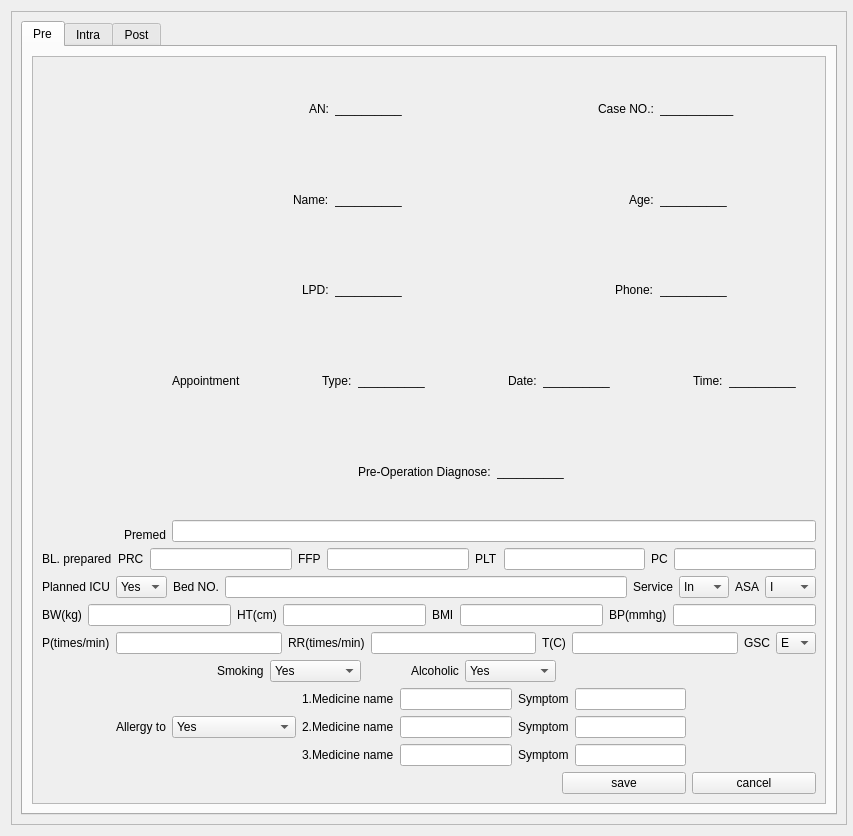
tigerSI/HMS_project, file Employee/Doctor/View/Widget_3ReportPatientUI.ui: the form before one commit.
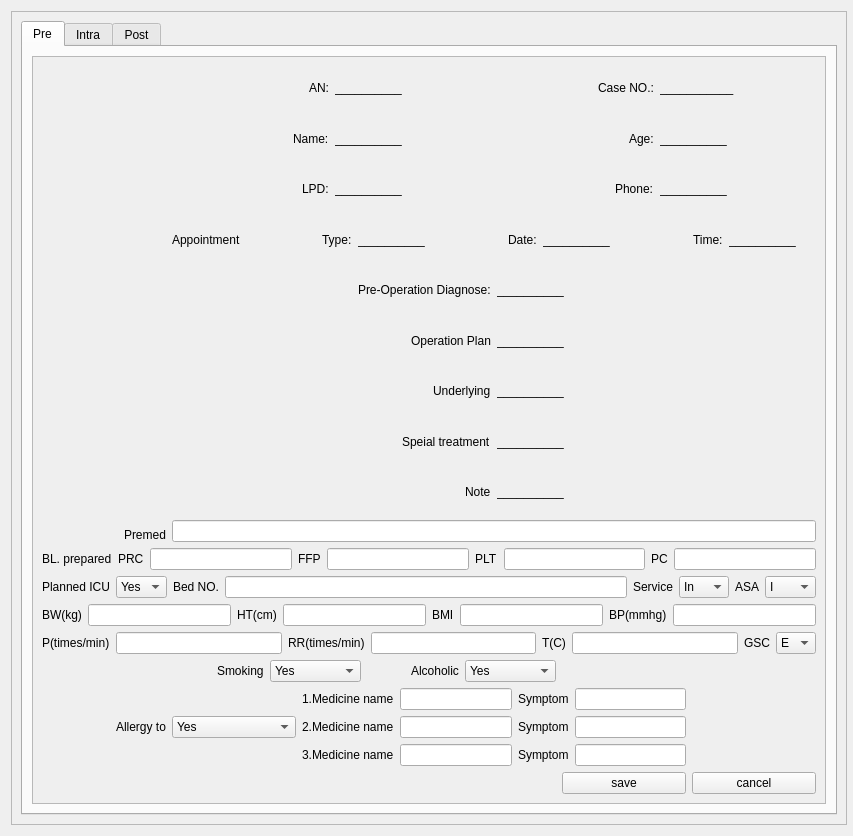
The form after the commit. The open tabs and pages were chosen to show the change.

What changed in the file:
```diff
--- a/Employee/Doctor/View/Widget_3ReportPatientUI.ui
+++ b/Employee/Doctor/View/Widget_3ReportPatientUI.ui
@@ -513,7 +513,79 @@
                       </widget>
                      </item>
                      <item>
-                      <widget class="QLabel" name="label_48">
+                      <widget class="QLabel" name="pre_label_8">
+                       <property name="text">
+                        <string>__________</string>
+                       </property>
+                      </widget>
+                     </item>
+                    </layout>
+                   </item>
+                   <item>
+                    <layout class="QHBoxLayout" name="horizontalLayout_18">
+                     <item alignment="Qt::AlignRight">
+                      <widget class="QLabel" name="label_93">
+                       <property name="text">
+                        <string>Pre-Operation Diagnose:</string>
+                       </property>
+                      </widget>
+                     </item>
+                     <item>
+                      <widget class="QLabel" name="pre_label_9">
+                       <property name="text">
+                        <string>__________</string>
+                       </property>
+                      </widget>
+                     </item>
+                    </layout>
+                   </item>
+                   <item>
+                    <layout class="QHBoxLayout" name="horizontalLayout_25">
+                     <item alignment="Qt::AlignRight">
+                      <widget class="QLabel" name="label_124">
+                       <property name="text">
+                        <string>Operation Plan</string>
+                       </property>
+                      </widget>
+                     </item>
+                     <item>
+                      <widget class="QLabel" name="pre_label_10">
+                       <property name="text">
+                        <string>__________</string>
+                       </property>
+                      </widget>
+                     </item>
+                    </layout>
+                   </item>
+                   <item>
+                    <layout class="QHBoxLayout" name="horizontalLayout_22">
+                     <item alignment="Qt::AlignRight">
+                      <widget class="QLabel" name="label_95">
+                       <property name="text">
+                        <string>Underlying</string>
+                       </property>
+                      </widget>
+                     </item>
+                     <item>
+                      <widget class="QLabel" name="pre_label_11">
+                       <property name="text">
+                        <string>__________</string>
+                       </property>
+                      </widget>
+                     </item>
+                    </layout>
+                   </item>
+                   <item>
+                    <layout class="QHBoxLayout" name="horizontalLayout_24">
+                     <item alignment="Qt::AlignRight">
+                      <widget class="QLabel" name="label_99">
+                       <property name="text">
+                        <string>Speial treatment</string>
+                       </property>
+                      </widget>
+                     </item>
+                     <item>
+                      <widget class="QLabel" name="pre_label_12">
                        <property name="text">
                         <string>__________</string>
                        </property>
@@ -526,7 +598,7 @@
                      <item alignment="Qt::AlignRight">
                       <widget class="QLabel" name="label_52">
                        <property name="text">
-                        <string>Pre-Operation Diagnose:</string>
+                        <string>Note</string>
                        </property>
                       </widget>
                      </item>
```
Left out of the diff: 26 changed lines with no effect on the pictures.
